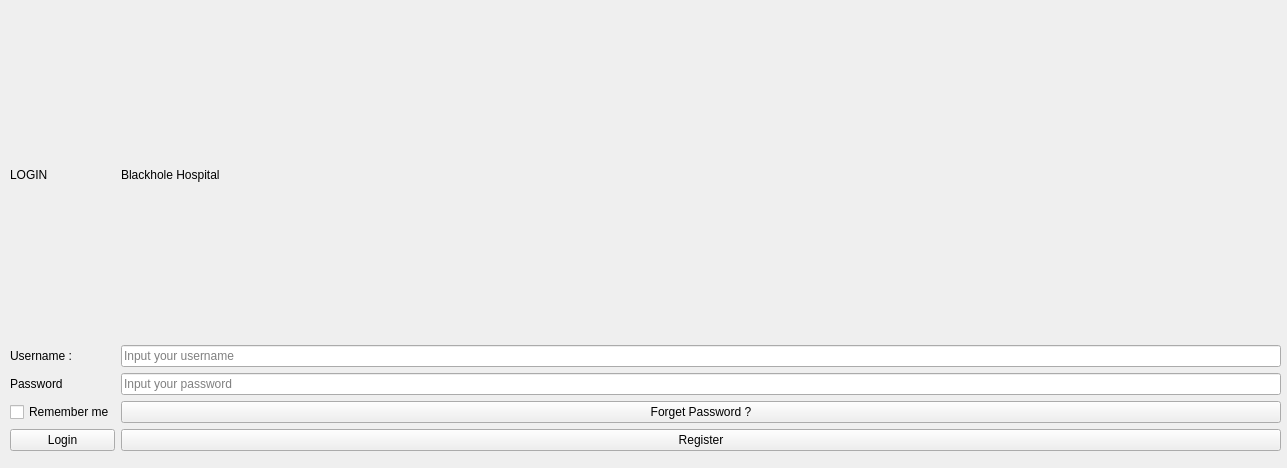
This is loginwidget.ui in Pelix05/Blackholehospital as Qt 5 draws it before an edit. The edited form follows.
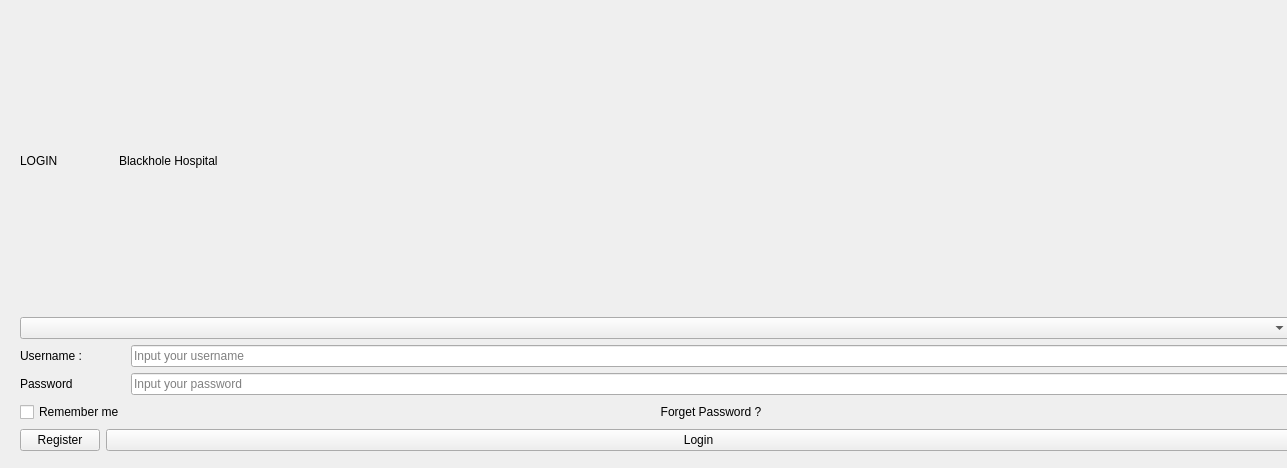
This is the edited form.

Patch:
```diff
--- a/loginwidget.ui
+++ b/loginwidget.ui
@@ -13,66 +13,24 @@
   <property name="windowTitle">
    <string>LoginWidget</string>
   </property>
-  <widget class="QWidget" name="">
+  <widget class="QWidget" name="layoutWidget">
    <property name="geometry">
     <rect>
-     <x>10</x>
+     <x>20</x>
      <y>10</y>
      <width>1271</width>
      <height>441</height>
     </rect>
    </property>
    <layout class="QGridLayout" name="gridLayout">
-    <item row="2" column="1">
+    <item row="2" column="3">
      <widget class="QLineEdit" name="leUsername">
       <property name="placeholderText">
        <string>Input your username</string>
       </property>
      </widget>
     </item>
-    <item row="0" column="1">
-     <widget class="QLabel" name="label">
-      <property name="text">
-       <string>Blackhole Hospital</string>
-      </property>
-     </widget>
-    </item>
-    <item row="0" column="0">
-     <widget class="QLabel" name="label_2">
-      <property name="text">
-       <string>LOGIN</string>
-      </property>
-     </widget>
-    </item>
-    <item row="4" column="0">
-     <widget class="QCheckBox" name="checkBox">
-      <property name="text">
-       <string>Remember me</string>
-      </property>
-     </widget>
-    </item>
-    <item row="5" column="0">
-     <widget class="QPushButton" name="btnLogin">
-      <property name="text">
-       <string>Login</string>
-      </property>
-     </widget>
-    </item>
-    <item row="2" column="0">
-     <widget class="QLabel" name="labelUsername">
-      <property name="text">
-       <string>Username :</string>
-      </property>
-     </widget>
-    </item>
-    <item row="3" column="0">
-     <widget class="QLabel" name="labelPassword">
-      <property name="text">
-       <string>Password</string>
-      </property>
-     </widget>
-    </item>
-    <item row="3" column="1">
+    <item row="3" column="3">
      <widget class="QLineEdit" name="lePassword">
       <property name="echoMode">
        <enum>QLineEdit::Password</enum>
@@ -82,20 +40,71 @@
       </property>
      </widget>
     </item>
-    <item row="4" column="1">
+    <item row="4" column="3">
      <widget class="QPushButton" name="btnForgot">
       <property name="text">
        <string>Forget Password ?</string>
       </property>
+      <property name="checkable">
+       <bool>false</bool>
+      </property>
+      <property name="flat">
+       <bool>true</bool>
+      </property>
      </widget>
     </item>
-    <item row="5" column="1">
+    <item row="1" column="0" colspan="4">
+     <widget class="QComboBox" name="cbRole"/>
+    </item>
+    <item row="5" column="0">
      <widget class="QPushButton" name="btnRegister">
       <property name="text">
        <string>Register</string>
       </property>
      </widget>
     </item>
+    <item row="5" column="1" colspan="3">
+     <widget class="QPushButton" name="btnLogin">
+      <property name="text">
+       <string>Login</string>
+      </property>
+     </widget>
+    </item>
+    <item row="2" column="0" colspan="3">
+     <widget class="QLabel" name="labelUsername">
+      <property name="text">
+       <string>Username :</string>
+      </property>
+     </widget>
+    </item>
+    <item row="3" column="0" colspan="3">
+     <widget class="QLabel" name="labelPassword">
+      <property name="text">
+       <string>Password</string>
+      </property>
+     </widget>
+    </item>
+    <item row="4" column="0" colspan="3">
+     <widget class="QCheckBox" name="checkBox">
+      <property name="text">
+       <string>Remember me</string>
+      </property>
+     </widget>
+    </item>
+    <item row="0" column="2" colspan="2">
+     <widget class="QLabel" name="label">
+      <property name="text">
+       <string>Blackhole Hospital</string>
+      </property>
+     </widget>
+    </item>
+    <item row="0" column="0" colspan="2">
+     <widget class="QLabel" name="label_2">
+      <property name="text">
+       <string>LOGIN</string>
+      </property>
+     </widget>
+    </item>
    </layout>
   </widget>
  </widget>
```
